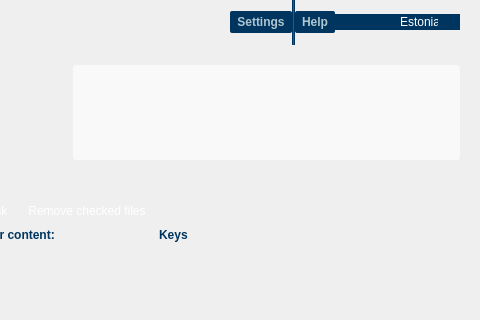
tixsys/esteid, file qdigidoccrypto/trunk/src/ui/MainWindow.ui: the form before one commit; both pictures show x 170 to 650 and y 0 to 320 of the 650 by 540 pixel window.
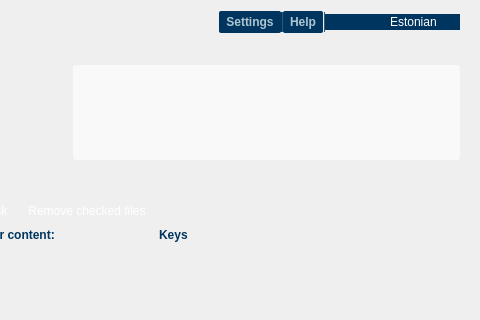
The form after the commit. The open tabs and pages were chosen to show the change. Icons and pictures are not drawn.

Commit message: qdigidoccrypto: add padding

```diff
--- a/qdigidoccrypto/trunk/src/ui/MainWindow.ui
+++ b/qdigidoccrypto/trunk/src/ui/MainWindow.ui
@@ -42,17 +42,23 @@
    <string notr="true">/* fonts */
 QWidget
 { color: #355670; }
+
 QPushButton,
 #cards, #cards QAbstractItemView,
 #languages, #languages QAbstractItemView
 { color: white; }
+
 #homeButtonLabel,
 #viewContentLabel, #viewKeysLabel
 { color: #00355F; }
+
 #settings, #help
 { color: #afc6d1; }
 
 /* backgrounds */
+#background
+{ background-image: url(&quot;:/images/background.png&quot;); }
+
 #languages, #languages QAbstractItemView,
 #cards, #cards QAbstractItemView,
 #settings, #help, #headerLine
@@ -71,19 +77,24 @@
 border-radius: 2px;
 padding: 4px 7px;
 }
+
 QComboBox
 { border: 0px; }
 
 QPushButton:hover
 {}
+
 /* customization */
-#background
-{ background-image: url(&quot;:/images/background.png&quot;); }
 #cards::down-arrow, #languages::down-arrow
 { image: url(&quot;:/images/languages_button.png&quot;); }
+
+#cards, #languages
+{ padding-right: 5px; }
+
 #cards::drop-down, #cards QAbstractItemView,
 #languages::drop-down, #languages QAbstractItemView
 { border: 0px; }
+
 #info
 {
 border-radius: 3px;
@@ -146,6 +157,12 @@
         </item>
         <item>
          <widget class="Line" name="headerLine">
+          <property name="maximumSize">
+           <size>
+            <width>2</width>
+            <height>20</height>
+           </size>
+          </property>
           <property name="frameShadow">
            <enum>QFrame::Plain</enum>
           </property>
@@ -167,6 +184,22 @@
           </property>
          </widget>
         </item>
+        <item>
+         <widget class="Line" name="headerLine2">
+          <property name="maximumSize">
+           <size>
+            <width>2</width>
+            <height>20</height>
+           </size>
+          </property>
+          <property name="frameShadow">
+           <enum>QFrame::Plain</enum>
+          </property>
+          <property name="orientation">
+           <enum>Qt::Vertical</enum>
+          </property>
+         </widget>
+        </item>
         <item>
          <widget class="QComboBox" name="cards"/>
         </item>
```
Left out of the diff: 4 changed lines with no effect on the pictures.
